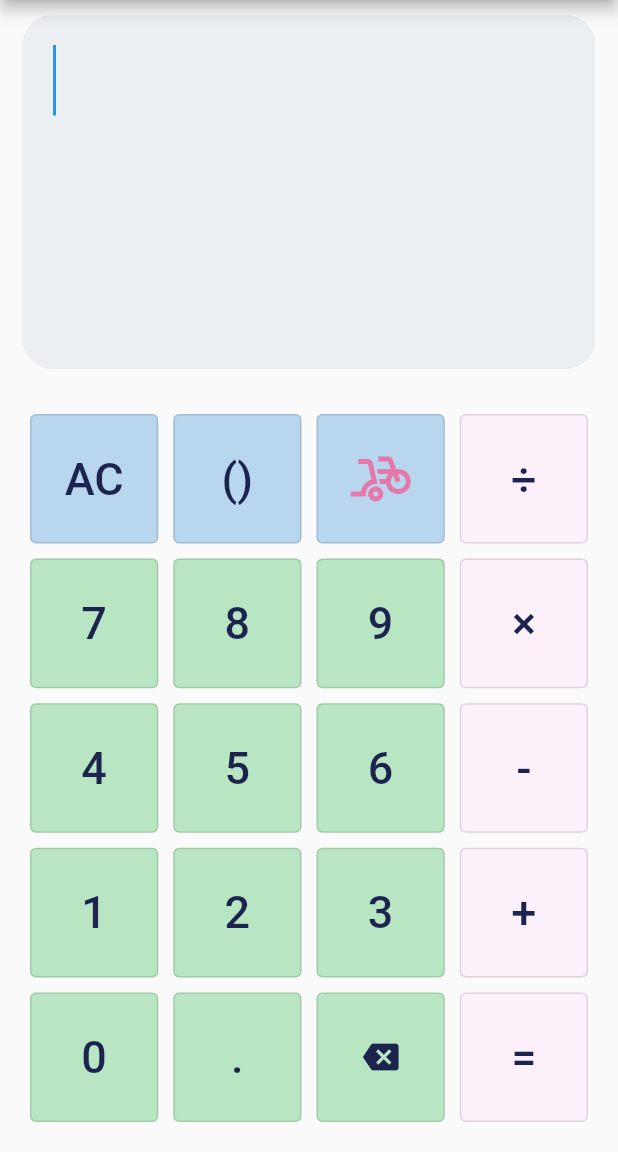
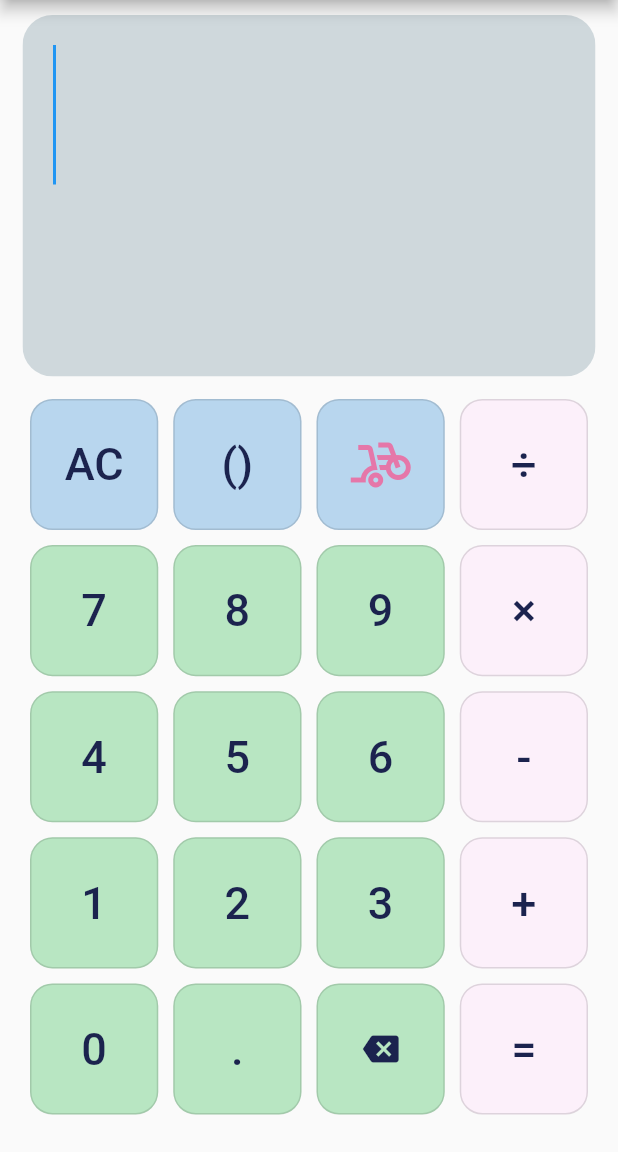
Before and after one commit to enzoescipy/ENIT_practice_flutter_1_calculator, a Flutter app: the screen it shows after launch, on a phone screen of 412 x 824 dp, the part 84-1236 px from its top. Run offline on Flutter 3.47's test engine with Material 2 defaults, Android fonts, the phone set to English and light mode, and no system bars; missing offline and left inert: dart:ffi, flutter_simple_calculator; Roboto replaces fonts that are missing (Tmoney).

Commit message:
stablized version. submition has done.

```diff
--- a/calculator/lib/view/mainPage.dart
+++ b/calculator/lib/view/mainPage.dart
@@ -16,7 +16,7 @@ Widget ExpandedOutlinedButton({required void Function()? onPressed, required Wid
       onPressed: onPressed,
       style: ButtonStyle(
           backgroundColor: MaterialStateProperty.all(color),
-      ),
+          shape: MaterialStateProperty.all(const RoundedRectangleBorder(borderRadius: BorderRadius.all(Radius.circular(15))))),
     ),
   ));
 }
@@ -133,6 +133,35 @@ class _MyHomePageState extends State<MyHomePage> {
     super.dispose();
   }
 
+  final step = 7;
+  final reduce = 10;
+  final minimum = 50;
+  final scrollConvert = 60;
+  final original = 80;
+
+  /// guide the proper fontSize by given editor.text.length
+  /// also convert the scroll direction if longer, too.
+  double resizeFontWhenLonger(TextEditingController editor) {
+    final currentLength = editor.text.length;
+    int newFontSize = original;
+    for (int count = 0; count < currentLength ~/ step; count++) {
+      newFontSize -= reduce;
+      if (newFontSize <= minimum) {
+        break;
+      }
+    }
+    return newFontSize.toDouble();
+  }
+
+  int? reAxisWhenLonger(TextEditingController editor) {
+    final currentLength = editor.text.length;
+    final newFontSize = resizeFontWhenLonger(editor);
+    if (newFontSize <= scrollConvert) {
+      return null;
+    }
+    return 1;
+  }
+
   void onInvalidRequest(ExpFault fault) {
     String faultString;
     if (fault == ExpFault.abnormal) {
@@ -148,7 +177,7 @@ class _MyHomePageState extends State<MyHomePage> {
     var select = expressionTextController.selection;
 
     var oldText = expressionTextController.text;
-    var newText = calcManagerExp.replaceAll("/", "÷");
+    var newText = calcManagerExp.replaceAll("/", "÷").replaceAll("*", "×");
     expressionTextController.text = newText;
 
     if (state == -1) {
@@ -193,17 +222,18 @@ class _MyHomePageState extends State<MyHomePage> {
               Flexible(
                 flex: 1,
                 child: Container(
-                  margin: EdgeInsets.fromLTRB(15, 10, 15, 10),
+                  margin: EdgeInsets.fromLTRB(15, 10, 15, 5),
                   padding: EdgeInsets.zero,
+                  alignment: Alignment.bottomCenter,
                   child: ClipRRect(
                       borderRadius: BorderRadius.circular(20),
                       child: Container(
-                          color: Colors.blueGrey[50],
+                          color: Colors.blueGrey[100],
                           child: partLCD(
                               calcManager.getResult(), expressionScrollController, resultScrollController, expressionTextController, expressionFocusControll))),
                 ),
               ),
-              Flexible(flex: 2, child: Container(margin: EdgeInsets.all(15), child: partButton())),
+              Flexible(flex: 2, child: Container(margin: EdgeInsets.fromLTRB(15, 5, 15, 20), alignment: Alignment.bottomCenter, child: partButton())),
             ],
           )
           // body: Column(
@@ -218,8 +248,8 @@ class _MyHomePageState extends State<MyHomePage> {
     return Column(
       children: [
         // the expression part
-        Expanded(
-          flex: 3,
+        SizedBox(
+          height: 200,
           child: Container(
             margin: const EdgeInsets.all(20),
             child: Scrollbar(
@@ -228,11 +258,12 @@ class _MyHomePageState extends State<MyHomePage> {
                 controller: expressionTextController,
                 scrollController: expressionScrollController,
                 focusNode: expressionFocusControll,
-                maxLines: null,
+                maxLines: reAxisWhenLonger(expressionTextController),
                 readOnly: true,
                 showCursor: true,
                 autofocus: true,
-                style: TextStyle(fontSize: 40, fontFamily: "Tmoney", color: commonColor),
+
+                style: TextStyle(fontSize: resizeFontWhenLonger(expressionTextController), fontFamily: "Tmoney", color: commonColor),
                 decoration: InputDecoration.collapsed(hintText: ""),
               ),
             ),
@@ -240,7 +271,6 @@ class _MyHomePageState extends State<MyHomePage> {
         ),
         // the result part
         Expanded(
-            flex: 1,
             child: Scrollbar(
           scrollbarOrientation: ScrollbarOrientation.bottom,
           controller: resultScrollController,
@@ -252,7 +282,7 @@ class _MyHomePageState extends State<MyHomePage> {
               child: SelectableText(
                 resultString,
                 textAlign: TextAlign.right,
-                    style: TextStyle(fontSize: 20, fontFamily: "Tmoney", color: commonColor.withAlpha(100)),
+                style: TextStyle(fontSize: 25, fontFamily: "Tmoney", color: commonColor.withAlpha(100)),
                 showCursor: true,
               ),
             ),
```
Lines whose indentation alone changed are shown as unchanged.
